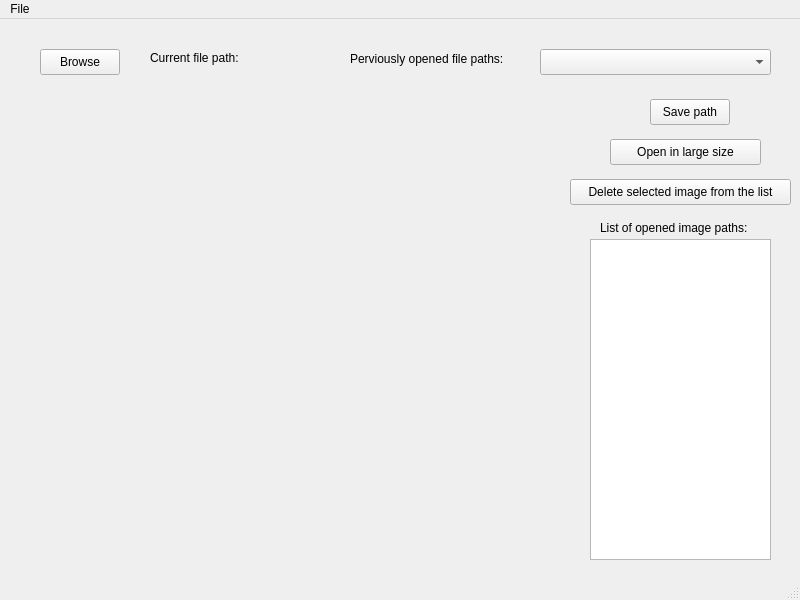
Skiba19/Qt-framework, file Beadando/mainwindow.ui: the form before one commit.
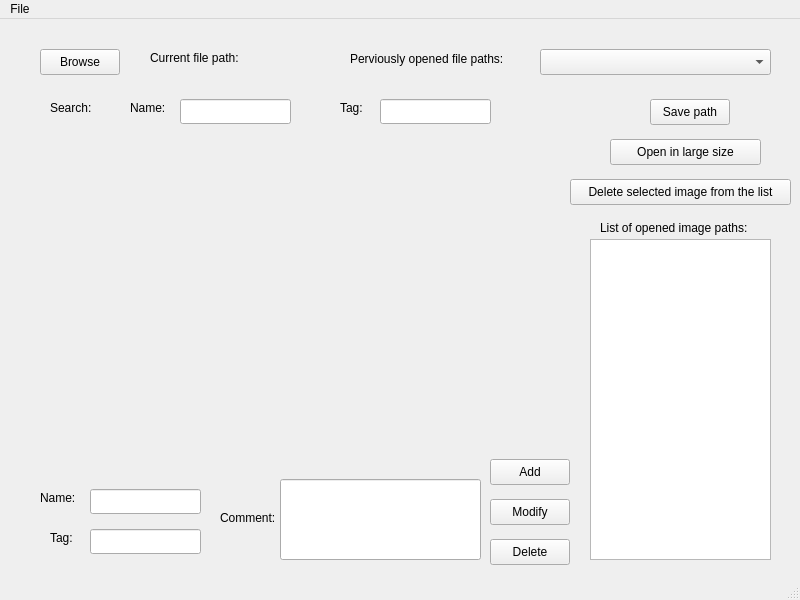
The form after the commit.

```diff
--- a/Beadando/mainwindow.ui
+++ b/Beadando/mainwindow.ui
@@ -42,7 +42,7 @@
      <rect>
       <x>40</x>
       <y>130</y>
-      <width>431</width>
+      <width>481</width>
       <height>311</height>
      </rect>
     </property>
@@ -151,6 +151,173 @@
      <string>Save path</string>
     </property>
    </widget>
+   <widget class="QLabel" name="label_4">
+    <property name="geometry">
+     <rect>
+      <x>40</x>
+      <y>470</y>
+      <width>54</width>
+      <height>18</height>
+     </rect>
+    </property>
+    <property name="text">
+     <string>Name:</string>
+    </property>
+   </widget>
+   <widget class="QLabel" name="label_5">
+    <property name="geometry">
+     <rect>
+      <x>50</x>
+      <y>510</y>
+      <width>54</width>
+      <height>18</height>
+     </rect>
+    </property>
+    <property name="text">
+     <string>Tag:</string>
+    </property>
+   </widget>
+   <widget class="QLineEdit" name="nameEdit">
+    <property name="geometry">
+     <rect>
+      <x>90</x>
+      <y>470</y>
+      <width>111</width>
+      <height>25</height>
+     </rect>
+    </property>
+   </widget>
+   <widget class="QLineEdit" name="tagEdit">
+    <property name="geometry">
+     <rect>
+      <x>90</x>
+      <y>510</y>
+      <width>111</width>
+      <height>25</height>
+     </rect>
+    </property>
+   </widget>
+   <widget class="QLineEdit" name="commentEdit">
+    <property name="geometry">
+     <rect>
+      <x>280</x>
+      <y>460</y>
+      <width>201</width>
+      <height>81</height>
+     </rect>
+    </property>
+   </widget>
+   <widget class="QLabel" name="label_7">
+    <property name="geometry">
+     <rect>
+      <x>50</x>
+      <y>80</y>
+      <width>54</width>
+      <height>18</height>
+     </rect>
+    </property>
+    <property name="text">
+     <string>Search:</string>
+    </property>
+   </widget>
+   <widget class="QLineEdit" name="nameSearch">
+    <property name="geometry">
+     <rect>
+      <x>180</x>
+      <y>80</y>
+      <width>111</width>
+      <height>25</height>
+     </rect>
+    </property>
+   </widget>
+   <widget class="QLabel" name="label_8">
+    <property name="geometry">
+     <rect>
+      <x>130</x>
+      <y>80</y>
+      <width>54</width>
+      <height>18</height>
+     </rect>
+    </property>
+    <property name="text">
+     <string>Name:</string>
+    </property>
+   </widget>
+   <widget class="QLineEdit" name="tagSearch">
+    <property name="geometry">
+     <rect>
+      <x>380</x>
+      <y>80</y>
+      <width>111</width>
+      <height>25</height>
+     </rect>
+    </property>
+   </widget>
+   <widget class="QLabel" name="label_9">
+    <property name="geometry">
+     <rect>
+      <x>340</x>
+      <y>80</y>
+      <width>54</width>
+      <height>18</height>
+     </rect>
+    </property>
+    <property name="text">
+     <string>Tag:</string>
+    </property>
+   </widget>
+   <widget class="QLabel" name="label_6">
+    <property name="geometry">
+     <rect>
+      <x>220</x>
+      <y>490</y>
+      <width>71</width>
+      <height>18</height>
+     </rect>
+    </property>
+    <property name="text">
+     <string>Comment:</string>
+    </property>
+   </widget>
+   <widget class="QPushButton" name="addButton">
+    <property name="geometry">
+     <rect>
+      <x>490</x>
+      <y>440</y>
+      <width>80</width>
+      <height>26</height>
+     </rect>
+    </property>
+    <property name="text">
+     <string>Add</string>
+    </property>
+   </widget>
+   <widget class="QPushButton" name="modifyButton">
+    <property name="geometry">
+     <rect>
+      <x>490</x>
+      <y>480</y>
+      <width>80</width>
+      <height>26</height>
+     </rect>
+    </property>
+    <property name="text">
+     <string>Modify</string>
+    </property>
+   </widget>
+   <widget class="QPushButton" name="deleteButton_2">
+    <property name="geometry">
+     <rect>
+      <x>490</x>
+      <y>520</y>
+      <width>80</width>
+      <height>26</height>
+     </rect>
+    </property>
+    <property name="text">
+     <string>Delete</string>
+    </property>
+   </widget>
   </widget>
   <widget class="QMenuBar" name="menubar">
    <property name="geometry">
```
